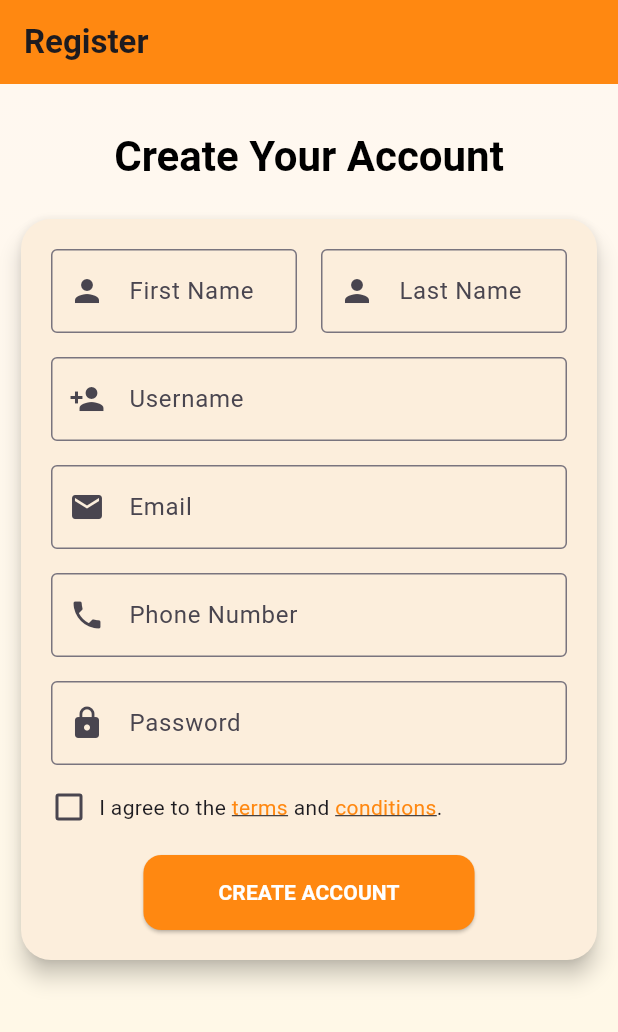
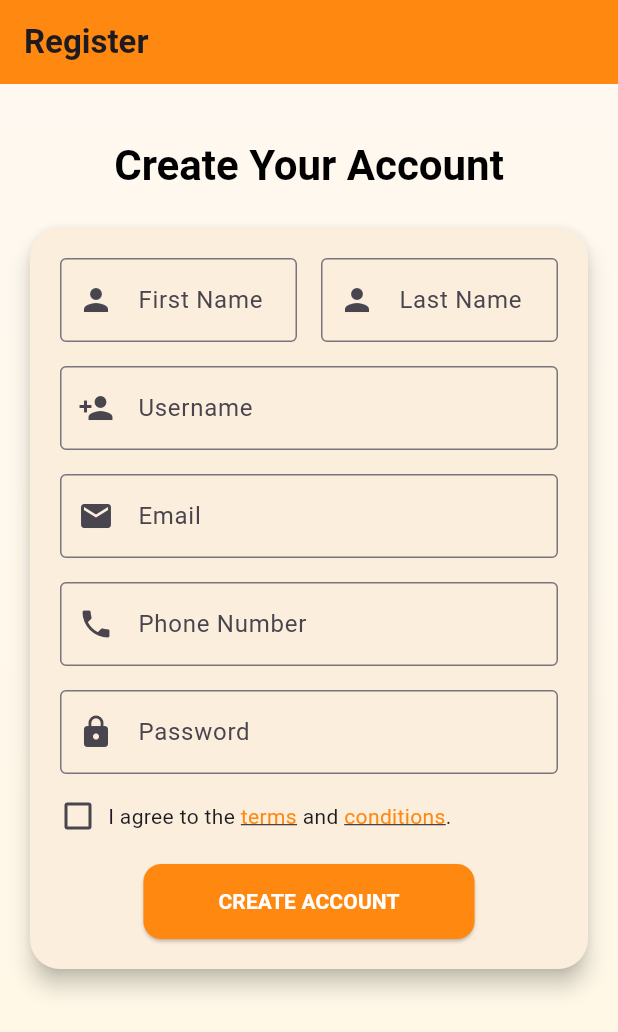
Before and after one commit to VanessaSimanta/UTS-Moprog-Food-Delivery-App, a Flutter app: the Register screen opened directly, on a phone screen of 412 x 824 dp. Shown: the top 1032 px of the screen. Run offline on Flutter 3.47's test engine with Material 3 defaults, Android fonts, the phone set to English and light mode, and no system bars; our stand-ins replace google_nav_bar, shared_preferences; missing offline and left inert: carousel_slider_plus; accounts and stored records are empty.

Commit message:
Minor UI changes

```diff
--- a/uts_mobile_programming/lib/screen/register.dart
+++ b/uts_mobile_programming/lib/screen/register.dart
@@ -15,7 +15,7 @@ class Register extends StatefulWidget {
 }
 
 class _RegisterState extends State<Register> {
-  // Text controllers untuk input data
+  // Text controllers for input data
   final _firstNameController = TextEditingController();
   final _lastNameController = TextEditingController();
   final _usernameController = TextEditingController();
@@ -23,13 +23,13 @@ class _RegisterState extends State<Register> {
   final _phoneNumberController = TextEditingController();
   final _passwordController = TextEditingController();
 
-  // Form key untuk validation
+  // Form key for validation
   final _formKey = GlobalKey<FormState>();
 
-  // terms and condition
+  // Terms and condition
   bool _isChecked = false;
 
-  // function register user
+  // Function to register user
   void _registerUser(BuildContext context) async {
     if (_formKey.currentState!.validate()) {
       String firstName = _firstNameController.text;
@@ -39,14 +39,15 @@ class _RegisterState extends State<Register> {
       String phoneNumber = _phoneNumberController.text;
       String password = _passwordController.text;
 
-     //panggil API register di back end
-      ApiResponse response = await register(firstName, lastName, username, email, phoneNumber, password);
+      // Call API register in the back end
+      ApiResponse response = await register(
+          firstName, lastName, username, email, phoneNumber, password);
 
       if (response.error == null) {
-        //save dan ke halaman home
+        // Save and go to home page
         _saveAndDirectToHome(response.data as User);
       } else {
-       //error message
+        // Error message
         ScaffoldMessenger.of(context).showSnackBar(
           SnackBar(
             content: Text('${response.error}'),
@@ -56,7 +57,7 @@ class _RegisterState extends State<Register> {
     }
   }
 
-  // function buat save dan ke halaman home
+  // Function to save and go to home page
   void _saveAndDirectToHome(User user) async {
     SharedPreferences pref = await SharedPreferences.getInstance();
     await pref.setString('token', user.token ?? '');
@@ -94,7 +95,7 @@ class _RegisterState extends State<Register> {
           ),
           SingleChildScrollView(
             child: Padding(
-              padding: const EdgeInsets.all(10),
+              padding: const EdgeInsets.all(16),
               child: Form(
                 key: _formKey,
                 child: Column(
@@ -104,7 +105,10 @@ class _RegisterState extends State<Register> {
                     Center(
                       child: Text(
                         "Create Your Account",
-                        style: Theme.of(context).textTheme.headlineMedium!.copyWith(
+                        style: Theme.of(context)
+                            .textTheme
+                            .headlineMedium!
+                            .copyWith(
                               color: Colors.black,
                               fontWeight: FontWeight.bold,
                             ),
@@ -188,7 +192,8 @@ class _RegisterState extends State<Register> {
                                 if (value == null || value.isEmpty) {
                                   return 'Please enter your email';
                                 }
-                                if (!RegExp(r'^[^@]+@[^@]+\.[^@]+').hasMatch(value)) {
+                                if (!RegExp(r'^[^@]+@[^@]+\.[^@]+')
+                                    .hasMatch(value)) {
                                   return 'Please enter a valid email';
                                 }
                                 return null;
@@ -256,7 +261,8 @@ class _RegisterState extends State<Register> {
                                           text: 'terms',
                                           style: TextStyle(
                                             color: Color(0xFFFF8811),
-                                            decoration: TextDecoration.underline,
+                                            decoration:
+                                                TextDecoration.underline,
                                           ),
                                         ),
                                         const TextSpan(text: ' and '),
@@ -264,7 +270,8 @@ class _RegisterState extends State<Register> {
                                           text: 'conditions',
                                           style: TextStyle(
                                             color: Color(0xFFFF8811),
-                                            decoration: TextDecoration.underline,
+                                            decoration:
+                                                TextDecoration.underline,
                                           ),
                                         ),
                                         const TextSpan(text: '.'),
@@ -280,11 +287,13 @@ class _RegisterState extends State<Register> {
                               child: ElevatedButton(
                                 onPressed: () {
                                   if (_isChecked) {
-                                    _registerUser(context); // Call the register function
+                                    _registerUser(
+                                        context); // Call the register function
                                   } else {
                                     ScaffoldMessenger.of(context).showSnackBar(
                                       const SnackBar(
-                                        content: Text('Please agree to the terms and conditions'),
+                                        content: Text(
+                                            'Please agree to the terms and conditions'),
                                       ),
                                     );
                                   }
```
